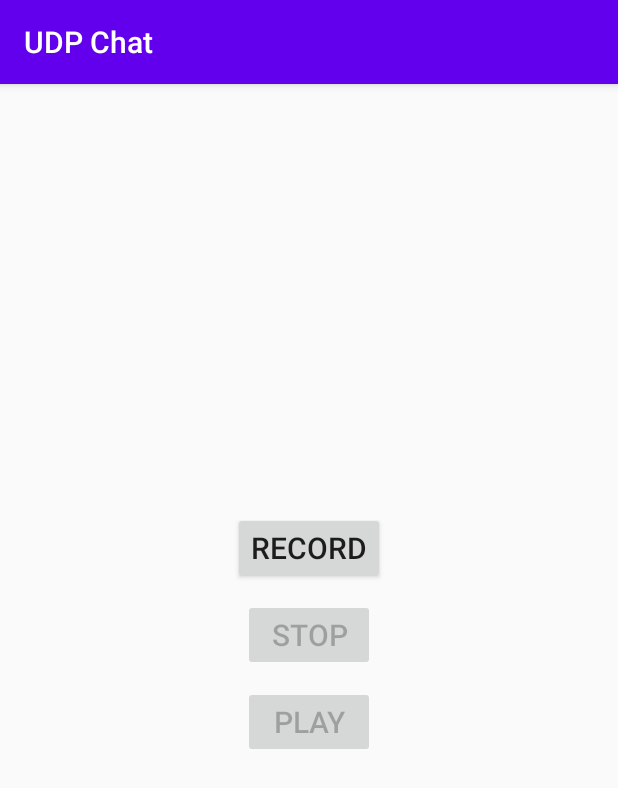
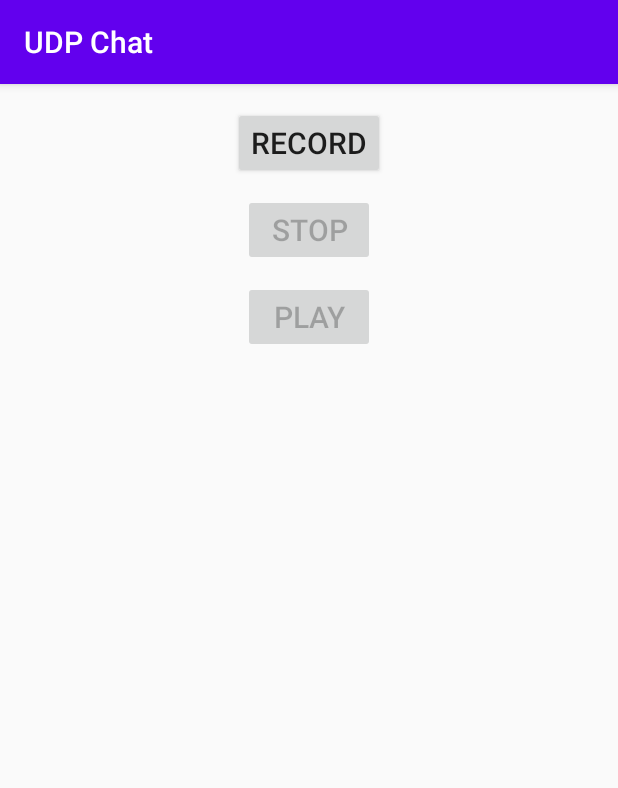
Before and after one commit to clintonbf/UDP_chat_client, an Android app: the RecordAMemo screen opened directly, with no data from a screen before it, on a phone screen of 412 x 824 dp. Shown: the top 788 px of the screen. Run offline under Robolectric (Android 15) with nearby library versions, the phone set to English and light mode, and no system bars.

Commit message:
minor: UI updates

```diff
--- a/app/src/main/res/layout/activity_player.xml
+++ b/app/src/main/res/layout/activity_player.xml
@@ -1,7 +1,5 @@
 <?xml version="1.0" encoding="utf-8"?>
 <LinearLayout xmlns:android="http://schemas.android.com/apk/res/android"
-    xmlns:app="http://schemas.android.com/apk/res-auto"
-    xmlns:tools="http://schemas.android.com/tools"
     android:layout_width="match_parent"
     android:layout_height="match_parent"
     android:gravity="center"
--- a/app/src/main/res/layout/activity_record_a_memo.xml
+++ b/app/src/main/res/layout/activity_record_a_memo.xml
@@ -1,30 +1,22 @@
 <?xml version="1.0" encoding="utf-8"?>
 <RelativeLayout xmlns:android="http://schemas.android.com/apk/res/android"
-    xmlns:tools="http://schemas.android.com/tools"
     android:layout_width="match_parent"
     android:layout_height="match_parent"
     >
-    <ImageView
-        android:layout_width="250dp"
-        android:layout_height="250dp"
-        android:layout_centerHorizontal="true"
-        android:layout_marginTop="20dp"
 
-        android:id="@+id/logo"/>
     <Button
         android:layout_width="wrap_content"
         android:layout_height="wrap_content"
-        android:text="Record"
+        android:text="@string/record"
         android:textSize="20sp"
         android:id="@+id/record"
-        android:layout_below="@id/logo"
         android:layout_centerHorizontal="true"
         android:layout_marginTop="15dp"
         />
     <Button
         android:layout_width="wrap_content"
         android:layout_height="wrap_content"
-        android:text="Stop"
+        android:text="@string/stop"
         android:textSize="20sp"
         android:id="@+id/stop"
         android:layout_below="@id/record"
@@ -34,7 +26,7 @@
     <Button
         android:layout_width="wrap_content"
         android:layout_height="wrap_content"
-        android:text="Play"
+        android:text="@string/play"
         android:textSize="20sp"
         android:id="@+id/play"
         android:layout_below="@id/stop"
--- a/app/src/main/res/layout/activity_send_a_voice_memo.xml
+++ b/app/src/main/res/layout/activity_send_a_voice_memo.xml
@@ -1,6 +1,5 @@
 <?xml version="1.0" encoding="utf-8"?>
 <LinearLayout xmlns:android="http://schemas.android.com/apk/res/android"
-    xmlns:app="http://schemas.android.com/apk/res-auto"
     xmlns:tools="http://schemas.android.com/tools"
     android:layout_width="match_parent"
     android:layout_height="match_parent"
--- a/app/src/main/res/values/strings.xml
+++ b/app/src/main/res/values/strings.xml
@@ -21,5 +21,9 @@
     <string name="connect_to_udp_server">Connect to UDP Server</string>
     <string name="go_to_chat">Go to chat</string>
     <string name="hang_up">hang up</string>
+    <string name="push_to_listen">Start listening</string>
+    <string name="record">Record</string>
+    <string name="stop">Stop</string>
+    <string name="play">Play</string>
 
 </resources>
```
Also changed, not shown: app/src/main/res/layout/activity_u_d_p_chat.xml (+8 -0 lines).
